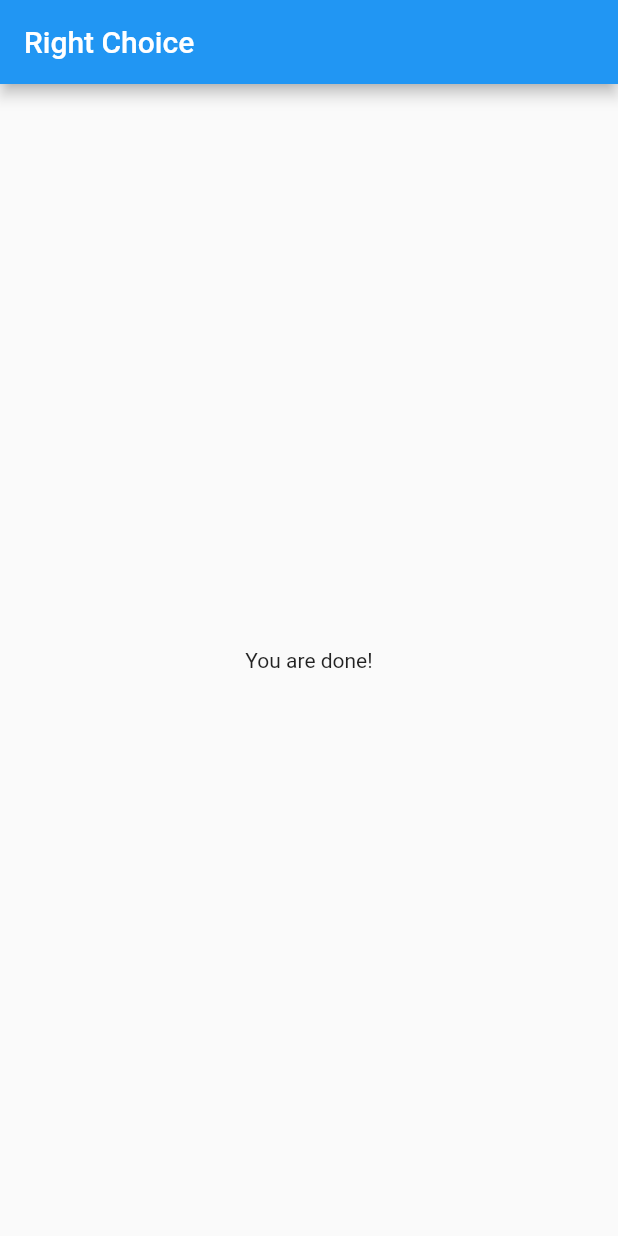
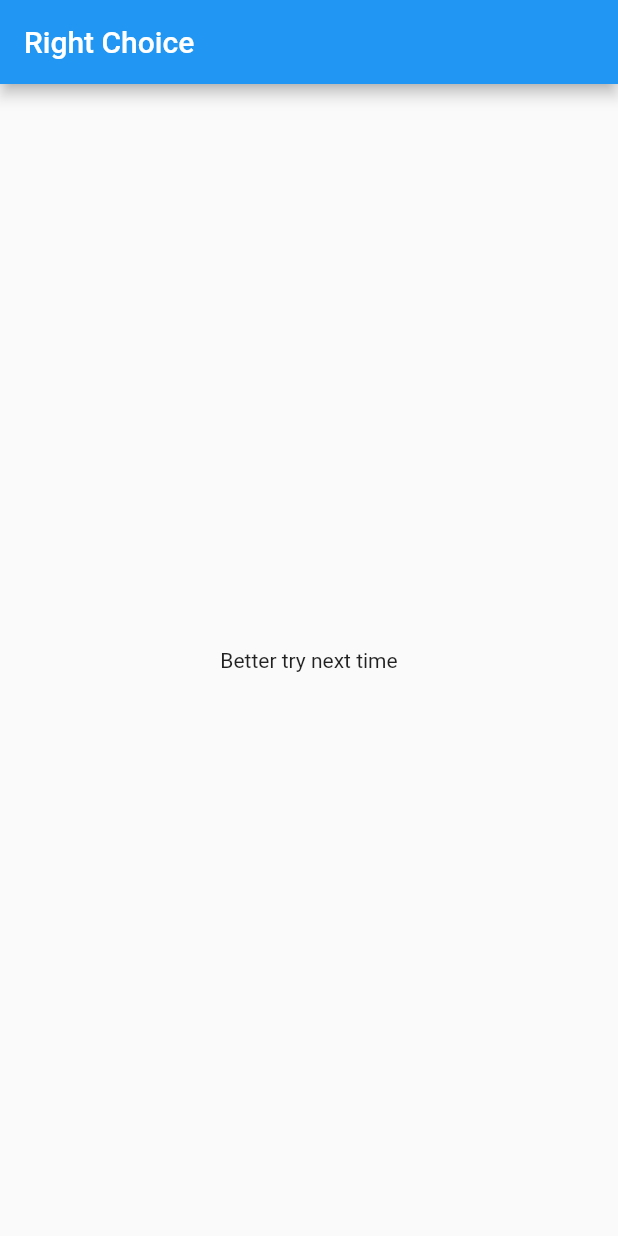
Before and after one commit to zaqturey/fgr_rightchoice, a Flutter app: the screen it shows after launch, after a tap on "White", after a tap on "Owl", after a tap on "Dum Aloo", on a phone screen of 412 x 824 dp. Run offline on Flutter 3.47's test engine with Material 2 defaults, Android fonts, the phone set to English and light mode, and no system bars.

Commit message:
Refactored main.dart, quiz.dart and result.dart to implement score calculation and displaying the final result accordingly

```diff
--- a/lib/answer.dart
+++ b/lib/answer.dart
@@ -1,5 +1,6 @@
 import 'package:flutter/material.dart';
 
+// Quiz class returns a Container Widget
 class Answer extends StatelessWidget {
 
   // Declaring a Property i.e. selectHandler
--- a/lib/main.dart
+++ b/lib/main.dart
@@ -14,24 +14,48 @@ class MyApp extends StatefulWidget {
 class _MyAppState extends State<MyApp> {
   var _questionIndex = 0;
 
+  var _totalScore = 0;
+
   // List of MAP<String, Object>
   final _questions = const [
     {
       'questionText': 'What\'s your favorite color?',
-      'answers': ['White', 'Pink', 'Blue', 'Black']
+      // Changed answers as 'List<String>' to 'List<Map<String, Objects>>'
+      'answers': [
+        {'text' : 'White', 'score' : 8},
+        {'text' : 'Pink', 'score' : 10},
+        {'text' : 'Blue', 'score' : 5},
+        {'text' : 'Black', 'score' : 2},
+      ]
     },
     {
       'questionText': 'What\'s your favorite animal?',
-      'answers': ['Lion', 'Owl', 'Swan', 'Monkey', 'Cow']
+      'answers': [
+        {'text' : 'Lion', 'score' : 7 },
+        {'text' : 'Owl', 'score' : 8 },
+        {'text' : 'Swan', 'score' : 9 },
+        {'text' : 'Monkey', 'score' : 9 },
+        {'text' : 'Cow', 'score' : 10 },
+      ]
     },
     {
       'questionText': 'What\'s your favorite dish?',
-      'answers': ['Malai Kofta', 'Dal Makhani', 'Dum Aloo']
+      'answers': [
+        {'text' : 'Malai Kofta', 'score' : 10 },
+        {'text' : 'Dal Makhani', 'score' : 8 },
+        {'text' : 'Dum Aloo', 'score' : 7 },
+      ]
     }
   ];
 
   // '_answerQuestion' calls the 'setState()' function which in-turn increment the '_questionIndex' by 1.
-  void _answerQuestion() {
+  // it also accepts 'score' as an argument and update the value of '_totalScore' accordingly
+  void _answerQuestion(int score) {
+
+    // Updating the value of '_totalScore' with the 'score' each time '_answerQuestion' is called
+    _totalScore += score;
+    print(_totalScore);
+
     setState(() {
       _questionIndex = _questionIndex + 1;
     });
@@ -58,7 +82,7 @@ class _MyAppState extends State<MyApp> {
                 questionIndex: _questionIndex,
                 answerQuestion: _answerQuestion,
               )
-            : Result(),
+            : Result(_totalScore),
       ),
     );
   }
--- a/lib/quiz.dart
+++ b/lib/quiz.dart
@@ -29,12 +29,14 @@ class Quiz extends StatelessWidget {
           questions[questionIndex]['questionText'],
         ),
 
-        // questions[questionIndex]['answers'] => will return a 'List of Strings' associated with 'answers' KEY
-        // .Map method will iterate through each item of that list.
+        // questions[questionIndex]['answers'] => will return a 'List of Map' associated with 'answers' KEY
+        // .Map method will iterate through each Map item of above 'answers' list.
         // Note: Using spread operator (...), we will append all the elements produced by
         // 'toList()' method below to the immediate List.
-        ...(questions[questionIndex]['answers'] as List<String>).map((answerelement) {
-          return Answer(answerQuestion, answerelement);
+        // Also Callback "() => answerQuestion(answer['score'])" in the Answer function will be executed on 'onPressed'
+        ...(questions[questionIndex]['answers'] as List<Map<String, Object>>).map((answer) {
+//          return Answer(answerQuestion, answer['text']);
+          return Answer(() => answerQuestion(answer['score']), answer['text']);
         }).toList()
       ],
     );
--- a/lib/result.dart
+++ b/lib/result.dart
@@ -2,10 +2,32 @@ import 'package:flutter/material.dart';
 
 // Quiz class returns a Center Widget
 class Result extends StatelessWidget {
+  final int resultScore;
+
+  Result(this.resultScore);
+
+  // Below getter method return the Text to be displayed based on the 'resultScore'
+  String get resultPhrase{
+    String resultText;
+
+    if(resultScore >= 30) {
+      resultText = "You are awesome!";
+    } else if (resultScore >= 25) {
+      resultText = "Thats pretty likeable";
+    } else if (resultScore >= 320) {
+      resultText = "You are a bit... starnge!";
+    } else {
+      resultText = "Better try next time";
+    }
+    return resultText;
+  }
+
   @override
   Widget build(BuildContext context) {
     return Center(
-      child: Text("You are done!"),
+      child: Text(
+          resultPhrase
+      ),
     );
   }
 }
```
Also changed, not shown: 1 other file.
